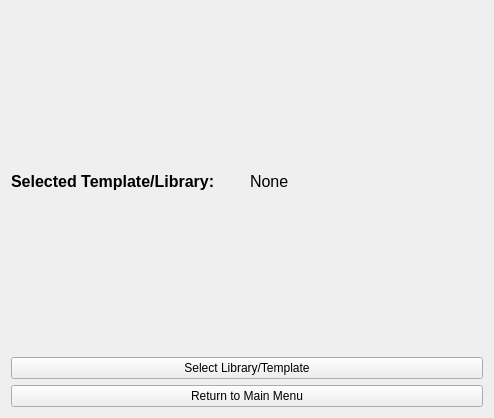
First picture: the form in editLibrary.ui, repository PhilCuster/Dungeon_Journal, before the edit.
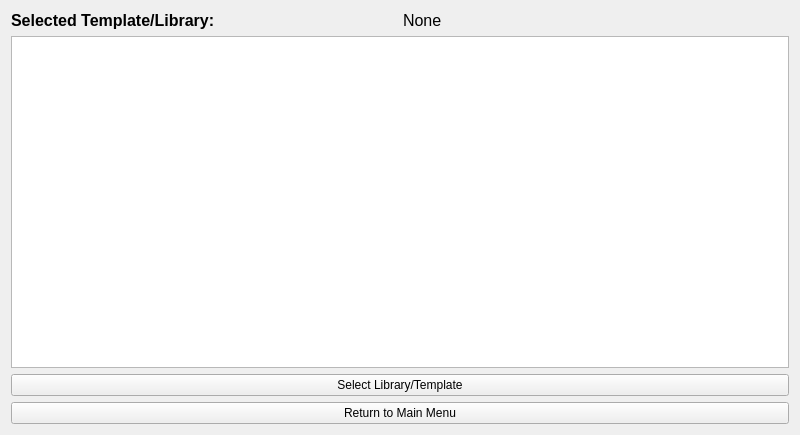
Second picture: the form after the edit.

Commit message: More import library functionality.

```diff
--- a/editLibrary.ui
+++ b/editLibrary.ui
@@ -6,8 +6,8 @@
    <rect>
     <x>0</x>
     <y>0</y>
-    <width>494</width>
-    <height>418</height>
+    <width>800</width>
+    <height>435</height>
    </rect>
   </property>
   <property name="windowTitle">
@@ -46,6 +46,9 @@
        </item>
       </layout>
      </item>
+     <item>
+      <widget class="QTableWidget" name="tableWidget"/>
+     </item>
      <item>
       <widget class="QPushButton" name="selectTemplateButton">
        <property name="text">
```
Left out of the diff: 2 changed lines with no effect on the pictures. The commit also changes 2 other files.
